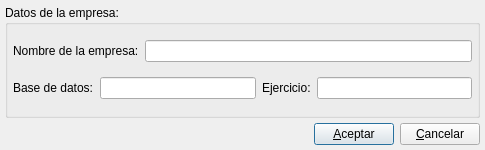
Qt form bulmages/bulmages/src/comun/nuevaempresadlg.ui (eboladev/Bulmages-1) before a commit.
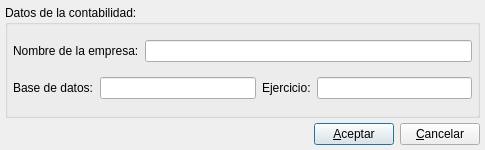
The same form after that commit. Icons and pictures are not drawn.

Commit message: Arreglo un poquito el lanzador para que se ejecuta correctamente. Tambien le limito algunas funcionalidades que aun no estan operativas. Pongo las imagenes a tama&ntilde;o adecuado. Arreglo un bug que hacia que se colgase el selector de empresas al intentar actualizar el listado.

What changed in the file:
```diff
--- a/bulmages/bulmages/src/comun/nuevaempresadlg.ui
+++ b/bulmages/bulmages/src/comun/nuevaempresadlg.ui
@@ -31,7 +31,7 @@
    <item>
     <widget class="QGroupBox" name="groupBox" >
      <property name="title" >
-      <string>Datos de la empresa:</string>
+      <string>Datos de la contabilidad:</string>
      </property>
      <layout class="QVBoxLayout" >
       <property name="margin" >
```
The commit also changes 12 other files.
